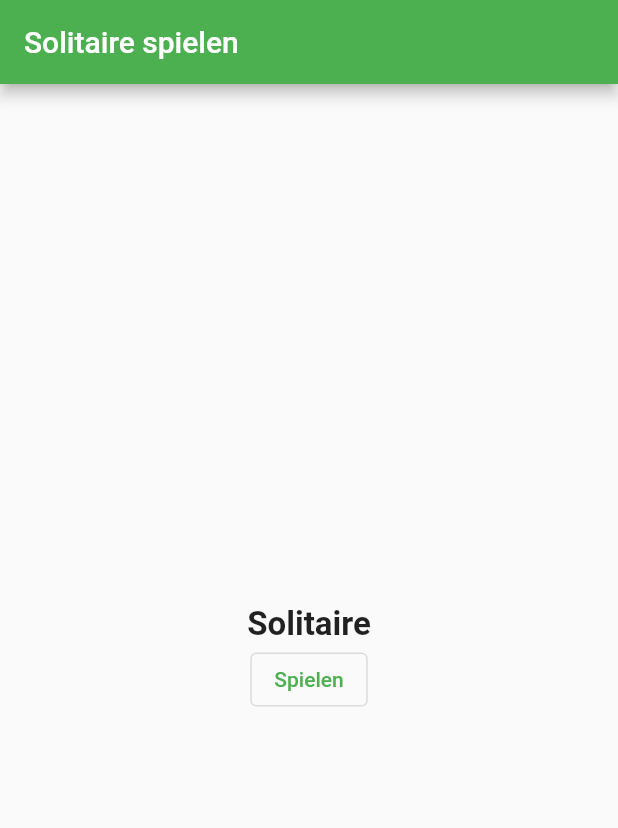
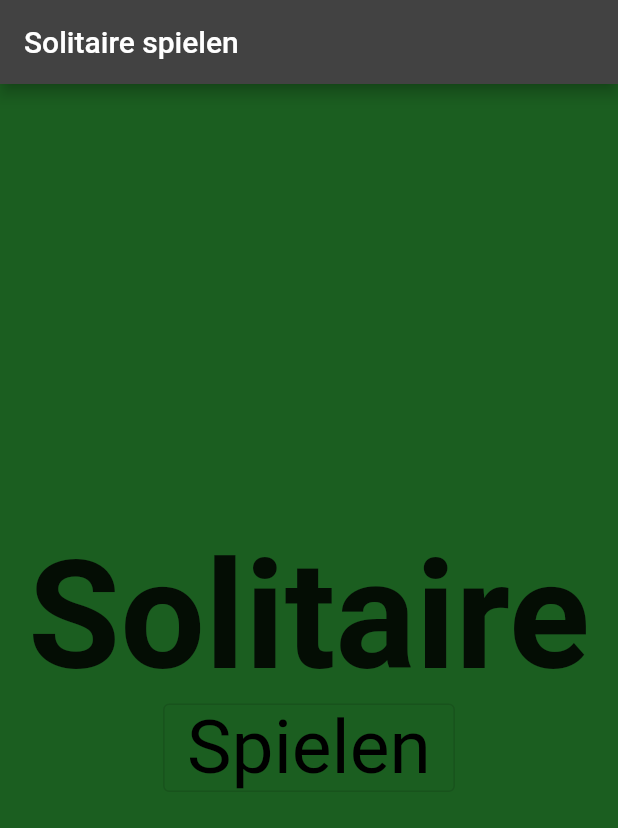
Before and after one commit to hannibit/Solitaire, a Flutter app: the screen it shows after launch, on a phone screen of 412 x 824 dp. Shown: the top 828 px of the screen. Run offline on Flutter 3.47's test engine with Material 2 defaults, Android fonts, the phone set to English and light mode, and no system bars.

Commit message:
Hintergrundfarbe geändert

```diff
--- /dev/null
+++ b/lib/color.dart
@@ -0,0 +1,19 @@
+import 'package:flutter/material.dart';
+
+class Swatch {
+  static const MaterialColor color = MaterialColor(
+    0xff424242,
+    const <int, Color> {
+       50: const Color(0xff3b3b3b),//10%
+      100: const Color(0xff353535),//20%
+      200: const Color(0xff2e2e2e),//30%
+      300: const Color(0xff282828),//40%
+      400: const Color(0xff212121),//50%
+      500: const Color(0xff1a1a1a),//60%
+      600: const Color(0xff141414),//70%
+      700: const Color(0xff0d0d0d),//80%
+      800: const Color(0xff070707),//90%
+      900: const Color(0xff000000),//100%
+    },
+  );
+}
--- a/lib/main.dart
+++ b/lib/main.dart
@@ -1,5 +1,6 @@
 import 'package:flutter/material.dart';
 import 'package:solitaire_wiprojekt_wise202122/spielen.dart';
+import 'package:solitaire_wiprojekt_wise202122/color.dart';
 
 void main() {
   runApp(MyApp());
@@ -11,8 +12,8 @@ class MyApp extends StatelessWidget {
     return MaterialApp(
       title: 'Solitaire',
       theme: ThemeData(
-        backgroundColor: Color(0xff1b5e20),
-        primarySwatch: Colors.green,
+        scaffoldBackgroundColor: Color(0xff1b5e20),
+        primarySwatch: Swatch.color,
       ),
       home: StartPage(),
     );
@@ -38,7 +39,7 @@ class _StartPageState extends State<StartPage> {
             Text(
               'Solitaire',
               style: TextStyle(
-                  fontSize: 22.0,
+                  fontSize: 100.0,
                   fontWeight: FontWeight.bold),
             ),
             OutlinedButton(
@@ -50,7 +51,14 @@ class _StartPageState extends State<StartPage> {
                     )
                   );
                 },
-                child: Text('Spielen')
+                child: Text(
+                    'Spielen',
+                    style: TextStyle(
+                        fontSize: 50.0,
+                        fontWeight: FontWeight.normal,
+                        color: Colors.black,
+                    ),
+                ),
             ),
           ],
         ),
--- a/lib/spielen.dart
+++ b/lib/spielen.dart
@@ -6,8 +6,16 @@ class PlayPage extends StatelessWidget {
   @override
   Widget build(BuildContext context) {
     return Scaffold(
+      appBar: AppBar(
+        title: Text('Spiel gestartet'),
+      ),
       body: Center(
-        child: Text('Hier gehts rund!'),
+        child: Text(
+            'Hier gehts rund!',
+            style: TextStyle(
+                fontSize: 100.0,
+                fontWeight: FontWeight.bold),
+        ),
       ),
     );
   }
```
